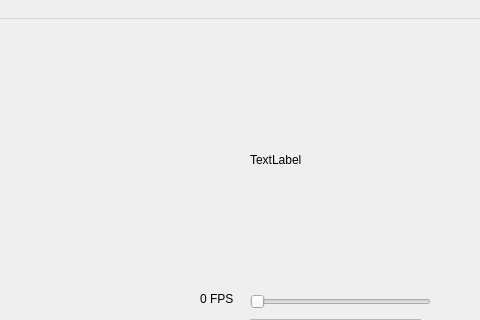
Qt form SpriteEditor/spriteview.ui (bestcreator01/sprite-editor) before a commit; both pictures show x 620 to 1100 and y 0 to 320 of the 1100 by 800 pixel window.
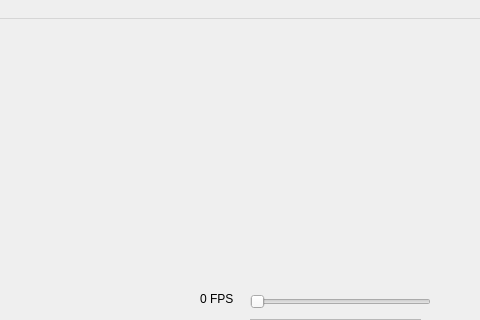
The same form after that commit.

Commit message: deleted text on label

The edit to the form file:
```diff
--- a/SpriteEditor/spriteview.ui
+++ b/SpriteEditor/spriteview.ui
@@ -383,7 +383,7 @@
      </rect>
     </property>
     <property name="text">
-     <string>TextLabel</string>
+     <string/>
     </property>
    </widget>
   </widget>
```
The commit also changes 1 other file.
